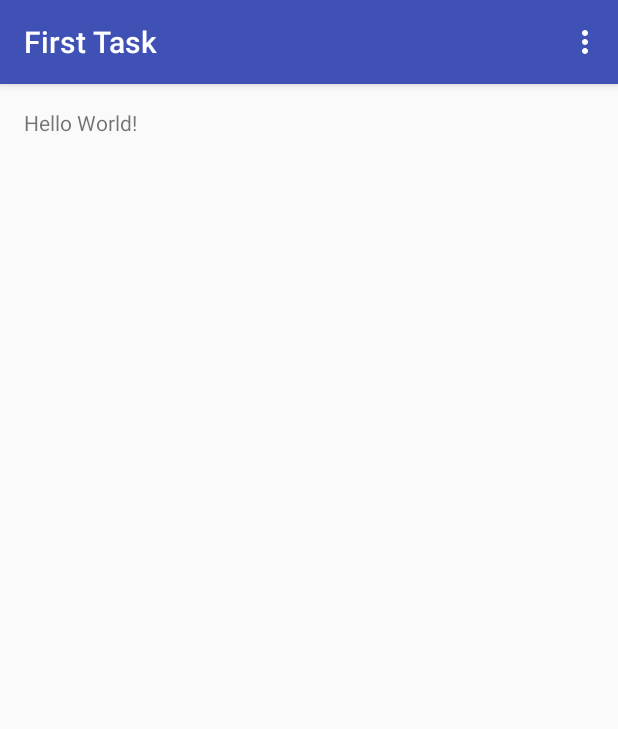
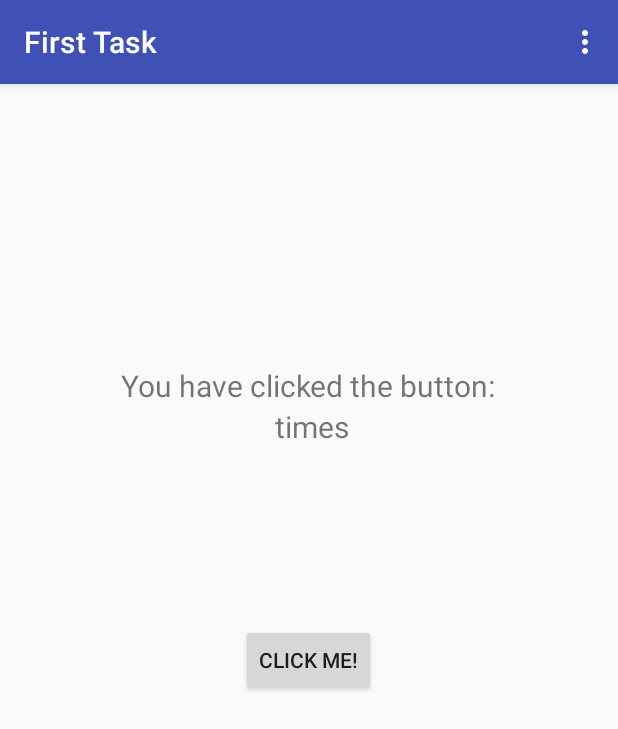
Before and after one commit to seewishnew/Delta-Tasks, an Android app: the screen it shows after launch (MainActivity), on a phone screen of 412 x 824 dp. Shown: the top 729 px of the screen. Run offline under Robolectric (Android 15) with nearby library versions, the phone set to English and light mode, and no system bars.

Commit message:
Appearance changed 2 TextViews added; Button added; Basic counting functionality given to button

```diff
--- a/app/src/main/java/com/example/vishnu/firsttask/MainActivity.java
+++ b/app/src/main/java/com/example/vishnu/firsttask/MainActivity.java
@@ -1,5 +1,6 @@
 package com.example.vishnu.firsttask;
 
+import android.content.SharedPreferences;
 import android.os.Bundle;
 import android.support.design.widget.FloatingActionButton;
 import android.support.design.widget.Snackbar;
@@ -8,8 +9,12 @@ import android.support.v7.widget.Toolbar;
 import android.view.View;
 import android.view.Menu;
 import android.view.MenuItem;
+import android.widget.Toast;
 
 public class MainActivity extends AppCompatActivity {
+
+    private static int count = 0;
+
 
     @Override
     protected void onCreate(Bundle savedInstanceState) {
@@ -29,6 +34,7 @@ public class MainActivity extends AppCompatActivity {
 
 
     }
+
 
     @Override
     public boolean onCreateOptionsMenu(Menu menu) {
@@ -51,4 +57,10 @@ public class MainActivity extends AppCompatActivity {
 
         return super.onOptionsItemSelected(item);
     }
+
+    private void onClickListener(View view){
+        count++;
+
+        Toast.makeText(MainActivity.this, count, Toast.LENGTH_SHORT).show();
+    }
 }
--- a/app/src/main/res/layout/content_main.xml
+++ b/app/src/main/res/layout/content_main.xml
@@ -14,7 +14,31 @@
     tools:context="com.example.vishnu.firsttask.MainActivity">
 
     <TextView
-        android:text="Hello World!"
+        android:text="You have clicked the button:"
         android:layout_width="wrap_content"
-        android:layout_height="wrap_content" />
+        android:layout_height="wrap_content"
+        android:layout_alignParentTop="true"
+        android:layout_centerHorizontal="true"
+        android:textSize="20dp"
+        android:layout_marginTop="171dp"
+        android:id="@+id/textView" />
+
+    <TextView
+        android:layout_width="wrap_content"
+        android:layout_height="wrap_content"
+        android:text=" times"
+        android:id="@+id/count"
+        android:textSize="20dp"
+        android:layout_below="@+id/textView"
+        android:layout_centerHorizontal="true" />
+
+    <Button
+        android:layout_width="wrap_content"
+        android:layout_height="wrap_content"
+        android:text="Click Me!"
+        android:id="@+id/button"
+        android:layout_centerVertical="true"
+        android:layout_centerHorizontal="true"
+        android:onClick="onClickListener"/>
+
 </RelativeLayout>
```
